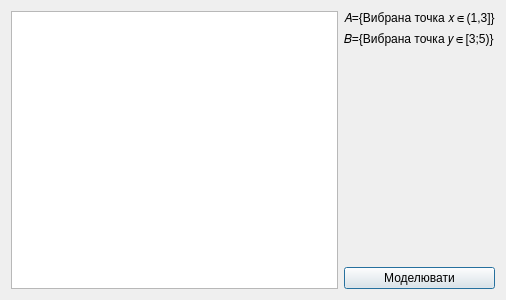
darkfree97/Qt-Trim, file exampleone.ui: the form before one commit.
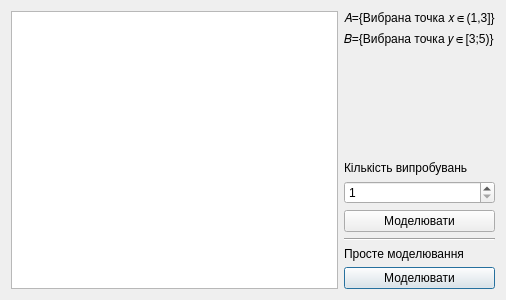
The form after the commit.

Patch:
```diff
--- a/exampleone.ui
+++ b/exampleone.ui
@@ -17,7 +17,7 @@
    <string>&lt;html&gt;&lt;head/&gt;&lt;body&gt;&lt;p&gt;&lt;span style=&quot; font-size:18pt;&quot;&gt;Для роботи натисніть кнопку Моделювати або клавішу Enter.&lt;/span&gt;&lt;/p&gt;&lt;/body&gt;&lt;/html&gt;</string>
   </property>
   <layout class="QGridLayout" name="gridLayout">
-   <item row="0" column="0" rowspan="4">
+   <item row="0" column="0" rowspan="9">
     <widget class="QGraphicsView" name="graphicsView"/>
    </item>
    <item row="0" column="1">
@@ -47,7 +47,7 @@
      </property>
     </spacer>
    </item>
-   <item row="3" column="1">
+   <item row="8" column="1">
     <widget class="QPushButton" name="pushButton">
      <property name="text">
       <string>Моделювати</string>
@@ -57,6 +57,44 @@
      </property>
     </widget>
    </item>
+   <item row="5" column="1">
+    <widget class="QPushButton" name="pushButton_2">
+     <property name="text">
+      <string>Моделювати</string>
+     </property>
+    </widget>
+   </item>
+   <item row="3" column="1">
+    <widget class="QLabel" name="label_3">
+     <property name="text">
+      <string>Кількість випробувань</string>
+     </property>
+    </widget>
+   </item>
+   <item row="4" column="1">
+    <widget class="QSpinBox" name="spinBox">
+     <property name="minimum">
+      <number>1</number>
+     </property>
+     <property name="maximum">
+      <number>999999999</number>
+     </property>
+    </widget>
+   </item>
+   <item row="6" column="1">
+    <widget class="Line" name="line">
+     <property name="orientation">
+      <enum>Qt::Horizontal</enum>
+     </property>
+    </widget>
+   </item>
+   <item row="7" column="1">
+    <widget class="QLabel" name="label_4">
+     <property name="text">
+      <string>Просте моделювання</string>
+     </property>
+    </widget>
+   </item>
   </layout>
  </widget>
  <resources/>
```
